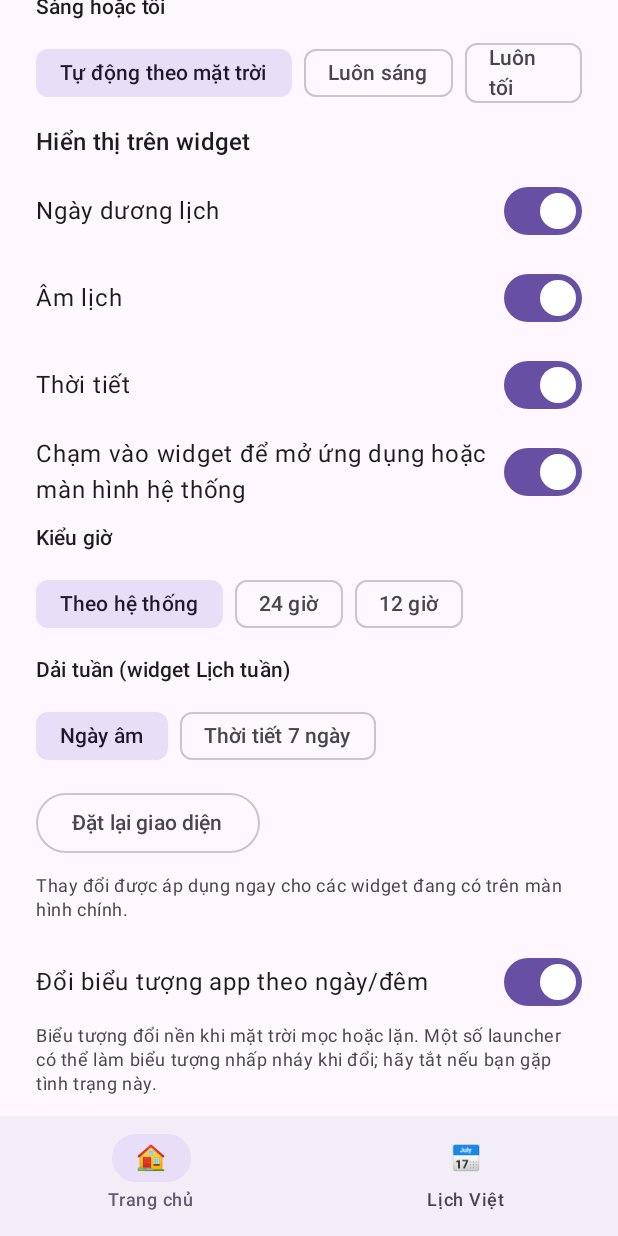
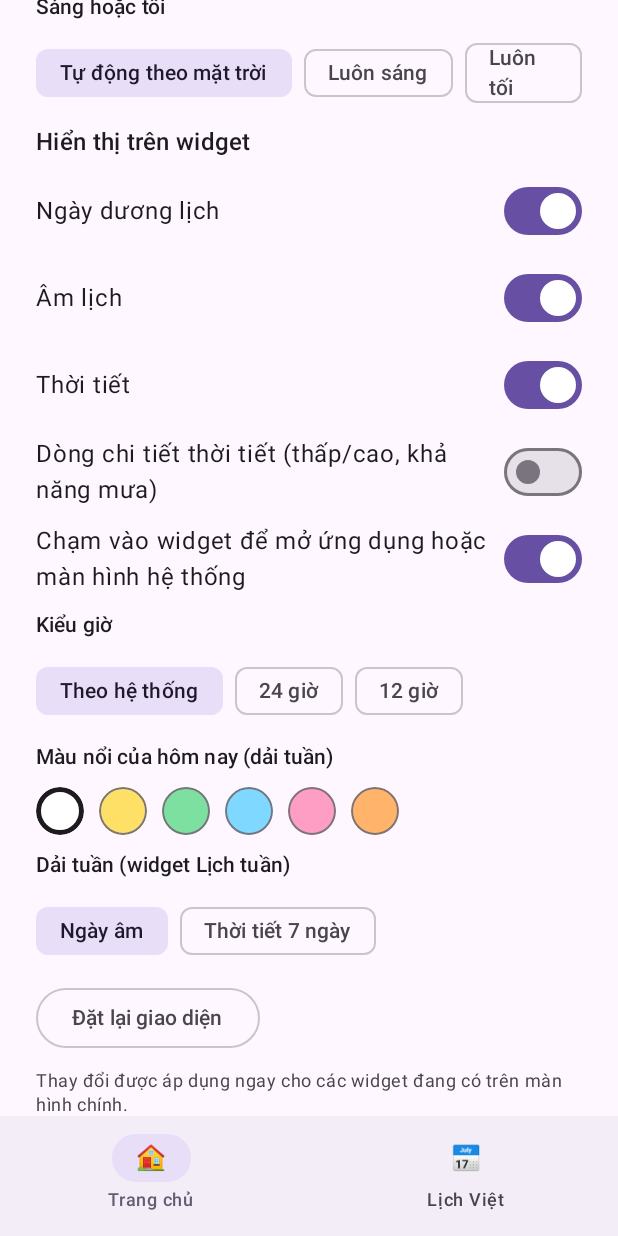
Before and after one commit to vava-prog/Widget-Premium, an Android app built with Jetpack Compose: the screen it shows after launch (MainActivity), scrolled down 1562 dp, on a phone screen of 412 x 824 dp. Run offline under Robolectric (Android 15) with nearby library versions, the phone set to English and light mode, and no system bars; pictures from the network do not load; 1 statement that could not run was skipped.

Commit message:
Thêm dòng chi tiết thời tiết (thấp/cao, khả năng mưa) và màu nổi cho hôm nay trên dải tuần
Co-Authored-By: Claude Sonnet 5.5 <noreply@anthropic.com>
Claude-Session: https://claude.ai/code/session_01Nk4VFSxSjZYMeE7WNy29ET

```diff
--- a/app/src/main/java/com/vava/widgetpremium/StyleSection.kt
+++ b/app/src/main/java/com/vava/widgetpremium/StyleSection.kt
@@ -204,12 +204,30 @@ fun StyleSection() {
         toggle(R.string.disp_solar, style.showSolarDate) { change(style.copy(showSolarDate = it)) }
         toggle(R.string.disp_lunar, style.showLunar) { change(style.copy(showLunar = it)) }
         toggle(R.string.disp_weather, style.showWeather) { change(style.copy(showWeather = it)) }
+        toggle(R.string.disp_weather_detail, style.showWeatherDetail) { change(style.copy(showWeatherDetail = it)) }
         toggle(R.string.disp_tap, style.tapEnabled) { change(style.copy(tapEnabled = it)) }
         Text(stringResource(R.string.disp_hour_format), style = MaterialTheme.typography.labelLarge)
         Row(horizontalArrangement = Arrangement.spacedBy(8.dp)) {
             FilterChip(selected = style.hourFormat == HourFormat.SYSTEM, onClick = { change(style.copy(hourFormat = HourFormat.SYSTEM)) }, label = { Text(stringResource(R.string.disp_hour_system)) })
             FilterChip(selected = style.hourFormat == HourFormat.H24, onClick = { change(style.copy(hourFormat = HourFormat.H24)) }, label = { Text(stringResource(R.string.disp_hour_24)) })
             FilterChip(selected = style.hourFormat == HourFormat.H12, onClick = { change(style.copy(hourFormat = HourFormat.H12)) }, label = { Text(stringResource(R.string.disp_hour_12)) })
+        }
+        Text(stringResource(R.string.disp_today_color), style = MaterialTheme.typography.labelLarge)
+        Row(horizontalArrangement = Arrangement.spacedBy(10.dp)) {
+            WidgetPalette.TODAY_SWATCHES.forEachIndexed { index, color ->
+                val selected = index == style.todayColorIndex
+                Box(
+                    Modifier
+                        .size(32.dp)
+                        .clip(CircleShape)
+                        .background(Color(color))
+                        .border(
+                            BorderStroke(if (selected) 3.dp else 1.dp, if (selected) MaterialTheme.colorScheme.onSurface else MaterialTheme.colorScheme.outline),
+                            CircleShape
+                        )
+                        .clickable { change(style.copy(todayColorIndex = index)) }
+                )
+            }
         }
         Text(stringResource(R.string.disp_week_mode), style = MaterialTheme.typography.labelLarge)
         Row(horizontalArrangement = Arrangement.spacedBy(8.dp)) {
--- a/app/src/main/java/com/vava/widgetpremium/WeatherApi.kt
+++ b/app/src/main/java/com/vava/widgetpremium/WeatherApi.kt
@@ -24,7 +24,7 @@ object WeatherApi {
         return get(
             "$FORECAST?latitude=$lat&longitude=$lon" +
                 "&current=temperature_2m,apparent_temperature,relative_humidity_2m,weather_code" +
-                "&daily=weather_code,temperature_2m_max,temperature_2m_min,sunrise,sunset" +
+                "&daily=weather_code,temperature_2m_max,temperature_2m_min,sunrise,sunset,precipitation_probability_max" +
                 "&hourly=temperature_2m,weather_code" +
                 "&timezone=auto&forecast_days=7"
         )
--- a/app/src/main/java/com/vava/widgetpremium/WeekWidgetProvider.kt
+++ b/app/src/main/java/com/vava/widgetpremium/WeekWidgetProvider.kt
@@ -40,6 +40,10 @@ class WeekWidgetProvider : AppWidgetProvider() {
             R.string.cal_week_mon, R.string.cal_week_tue, R.string.cal_week_wed, R.string.cal_week_thu,
             R.string.cal_week_fri, R.string.cal_week_sat, R.string.cal_week_sun
         )
+        private val TODAY_BG = intArrayOf(
+            R.drawable.week_today_bg, R.drawable.week_today_bg1, R.drawable.week_today_bg2,
+            R.drawable.week_today_bg3, R.drawable.week_today_bg4, R.drawable.week_today_bg5
+        )
         private val CELL = intArrayOf(R.id.wk_cell0, R.id.wk_cell1, R.id.wk_cell2, R.id.wk_cell3, R.id.wk_cell4, R.id.wk_cell5, R.id.wk_cell6)
         private val NAME = intArrayOf(R.id.wk_name0, R.id.wk_name1, R.id.wk_name2, R.id.wk_name3, R.id.wk_name4, R.id.wk_name5, R.id.wk_name6)
         private val DAY = intArrayOf(R.id.wk_day0, R.id.wk_day1, R.id.wk_day2, R.id.wk_day3, R.id.wk_day4, R.id.wk_day5, R.id.wk_day6)
@@ -77,7 +81,7 @@ class WeekWidgetProvider : AppWidgetProvider() {
                     LUNAR[i],
                     if (opts.weekMode == WeekMode.WEATHER) WeekStrip.weatherLabel(date, forecast) else VietCalendar.weekLunarLabel(date)
                 )
-                views.setInt(CELL[i], "setBackgroundResource", if (date == today) R.drawable.week_today_bg else 0)
+                views.setInt(CELL[i], "setBackgroundResource", if (date == today) TODAY_BG[opts.todayColorIndex.coerceIn(0, TODAY_BG.size - 1)] else 0)
                 WidgetTap.bind(context, views, CELL[i], TapTarget.CALENDAR)
             }
 
--- a/app/src/main/java/com/vava/widgetpremium/WidgetStyle.kt
+++ b/app/src/main/java/com/vava/widgetpremium/WidgetStyle.kt
@@ -39,7 +39,11 @@ data class WidgetStyle(
     val hourFormat: HourFormat = HourFormat.SYSTEM,
     /** Tắt thì chạm vào widget không mở gì. */
     val tapEnabled: Boolean = true,
-    val weekMode: WeekMode = WeekMode.LUNAR
+    val weekMode: WeekMode = WeekMode.LUNAR,
+    /** Thêm dòng thấp/cao và khả năng mưa dưới dòng thời tiết của widget thông tin. */
+    val showWeatherDetail: Boolean = false,
+    /** Chỉ số ô màu nổi của ngày hôm nay trên dải tuần (0 = trắng mờ mặc định). */
+    val todayColorIndex: Int = 0
 ) {
     fun sanitized(): WidgetStyle = copy(
         accentIndex = accentIndex.coerceIn(0, WidgetPalette.ACCENTS.size - 1),
@@ -48,6 +52,7 @@ data class WidgetStyle(
         clockScalePercent = clockScalePercent.coerceIn(WidgetPalette.MIN_CLOCK_SCALE, WidgetPalette.MAX_CLOCK_SCALE),
         borderDp = borderDp.coerceIn(0, WidgetPalette.MAX_BORDER_DP),
         label = WidgetPalette.cleanLabel(label),
+        todayColorIndex = todayColorIndex.coerceIn(0, WidgetPalette.TODAY_SWATCHES.size - 1),
         customTextColor = customTextColor or (0xFF shl 24)
     )
 }
@@ -63,6 +68,9 @@ object WidgetPalette {
     const val MAX_CORNER_DP = 40
     const val MAX_BORDER_DP = 6
     const val MAX_LABEL_LENGTH = 24
+
+    /** Màu nổi cho ngày hôm nay trên dải tuần (hiện ở ô chọn; nền thật là bản mờ của màu này). */
+    val TODAY_SWATCHES = intArrayOf(0xFFFFFFFF.toInt(), 0xFFFFE066.toInt(), 0xFF7EE0A0.toInt(), 0xFF7FD8FF.toInt(), 0xFFFF9EC4.toInt(), 0xFFFFB36B.toInt())
 
     /** Gộp xuống một dòng, bỏ khoảng trắng thừa, cắt tối đa MAX_LABEL_LENGTH ký tự. */
     fun cleanLabel(raw: String): String =
@@ -184,7 +192,9 @@ object StyleStore {
             showWeather = p.getBoolean("show_weather", true),
             hourFormat = enumOrDefault(p.getString("hour_format", null), HourFormat.SYSTEM),
             tapEnabled = p.getBoolean("tap_enabled", true),
-            weekMode = enumOrDefault(p.getString("week_mode", null), WeekMode.LUNAR)
+            weekMode = enumOrDefault(p.getString("week_mode", null), WeekMode.LUNAR),
+            showWeatherDetail = p.getBoolean("weather_detail", false),
+            todayColorIndex = p.getInt("today_color", 0)
         ).sanitized()
     }
 
@@ -201,7 +211,8 @@ object StyleStore {
             .putInt("clock_scale", s.clockScalePercent).putInt("border", s.borderDp).putBoolean("seconds", s.showSeconds).putString("label", s.label).putInt("text_custom", s.customTextColor)
             .putBoolean("show_solar", s.showSolarDate).putBoolean("show_lunar", s.showLunar)
             .putBoolean("show_weather", s.showWeather).putString("hour_format", s.hourFormat.name)
-            .putBoolean("tap_enabled", s.tapEnabled).putString("week_mode", s.weekMode.name).apply()
+            .putBoolean("tap_enabled", s.tapEnabled).putString("week_mode", s.weekMode.name)
+            .putBoolean("weather_detail", s.showWeatherDetail).putInt("today_color", s.todayColorIndex).apply()
     }
 }
 
--- /dev/null
+++ b/app/src/main/res/drawable/week_today_bg1.xml
@@ -0,0 +1,5 @@
+<?xml version="1.0" encoding="utf-8"?>
+<shape xmlns:android="http://schemas.android.com/apk/res/android" android:shape="rectangle">
+    <solid android:color="#66FFE066" />
+    <corners android:radius="12dp" />
+</shape>
--- /dev/null
+++ b/app/src/main/res/drawable/week_today_bg2.xml
@@ -0,0 +1,5 @@
+<?xml version="1.0" encoding="utf-8"?>
+<shape xmlns:android="http://schemas.android.com/apk/res/android" android:shape="rectangle">
+    <solid android:color="#667EE0A0" />
+    <corners android:radius="12dp" />
+</shape>
--- /dev/null
+++ b/app/src/main/res/drawable/week_today_bg3.xml
@@ -0,0 +1,5 @@
+<?xml version="1.0" encoding="utf-8"?>
+<shape xmlns:android="http://schemas.android.com/apk/res/android" android:shape="rectangle">
+    <solid android:color="#667FD8FF" />
+    <corners android:radius="12dp" />
+</shape>
--- /dev/null
+++ b/app/src/main/res/drawable/week_today_bg4.xml
@@ -0,0 +1,5 @@
+<?xml version="1.0" encoding="utf-8"?>
+<shape xmlns:android="http://schemas.android.com/apk/res/android" android:shape="rectangle">
+    <solid android:color="#66FF9EC4" />
+    <corners android:radius="12dp" />
+</shape>
--- /dev/null
+++ b/app/src/main/res/drawable/week_today_bg5.xml
@@ -0,0 +1,5 @@
+<?xml version="1.0" encoding="utf-8"?>
+<shape xmlns:android="http://schemas.android.com/apk/res/android" android:shape="rectangle">
+    <solid android:color="#66FFB36B" />
+    <corners android:radius="12dp" />
+</shape>
--- a/app/src/main/res/values/strings.xml
+++ b/app/src/main/res/values/strings.xml
@@ -214,6 +214,10 @@
     <string name="disp_week_mode">Dải tuần (widget Lịch tuần)</string>
     <string name="disp_week_lunar">Ngày âm</string>
     <string name="disp_week_weather">Thời tiết 7 ngày</string>
+    <string name="disp_weather_detail">Dòng chi tiết thời tiết (thấp/cao, khả năng mưa)</string>
+    <string name="disp_today_color">Màu nổi của hôm nay (dải tuần)</string>
+    <string name="weather_detail_range_fmt">Thấp – cao: %1$d° – %2$d°</string>
+    <string name="weather_detail_rain_fmt">Khả năng mưa %1$d%%</string>
     <string name="style_seconds">Hiện số giây trên đồng hồ</string>
     <string name="style_seconds_hint">Hiện giây thì chữ giờ tự thu nhỏ để vừa widget và máy phải vẽ lại mỗi giây nên tốn pin hơn một chút. Tắt nếu không cần.</string>
     <string name="style_text">Màu chữ</string>
```
Also changed, not shown: app/src/main/java/com/vava/widgetpremium/InfoWidgetProvider.kt (+12 -1 lines), app/src/main/java/com/vava/widgetpremium/WeatherModels.kt (+16 -2 lines), app/src/main/res/layout/widget_info.xml (+14 -0 lines), 4 other files.
